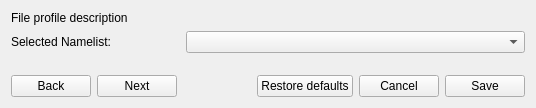
The window that src/nml_tools/gui/ui/profile_tab.ui (MuellerSeb/nml-tools) describes before a commit, drawn with Qt 5.
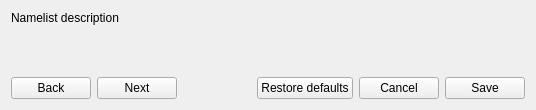
The same window after the commit.

Patch:
```diff
--- a/src/nml_tools/gui/ui/profile_tab.ui
+++ b/src/nml_tools/gui/ui/profile_tab.ui
@@ -10,37 +10,20 @@
     <x>0</x>
     <y>0</y>
     <width>536</width>
-    <height>108</height>
+    <height>110</height>
    </rect>
   </property>
   <layout class="QVBoxLayout" name="rootLayout">
    <item>
     <widget class="QLabel" name="descriptionLabel">
      <property name="text">
-      <string>File profile description</string>
+      <string>Namelist description</string>
      </property>
      <property name="wordWrap">
       <bool>true</bool>
      </property>
     </widget>
    </item>
-   <item>
-    <layout class="QHBoxLayout" name="horizontalLayout" stretch="1,2">
-     <property name="topMargin">
-      <number>0</number>
-     </property>
-     <item>
-      <widget class="QLabel" name="label">
-       <property name="text">
-        <string>Selected Namelist:</string>
-       </property>
-      </widget>
-     </item>
-     <item>
-      <widget class="QComboBox" name="namelistComboBox"/>
-     </item>
-    </layout>
-   </item>
    <item>
     <widget class="QStackedWidget" name="namelistStack"/>
    </item>
```
Left out of the diff: 6 changed lines with no effect on the pictures.
